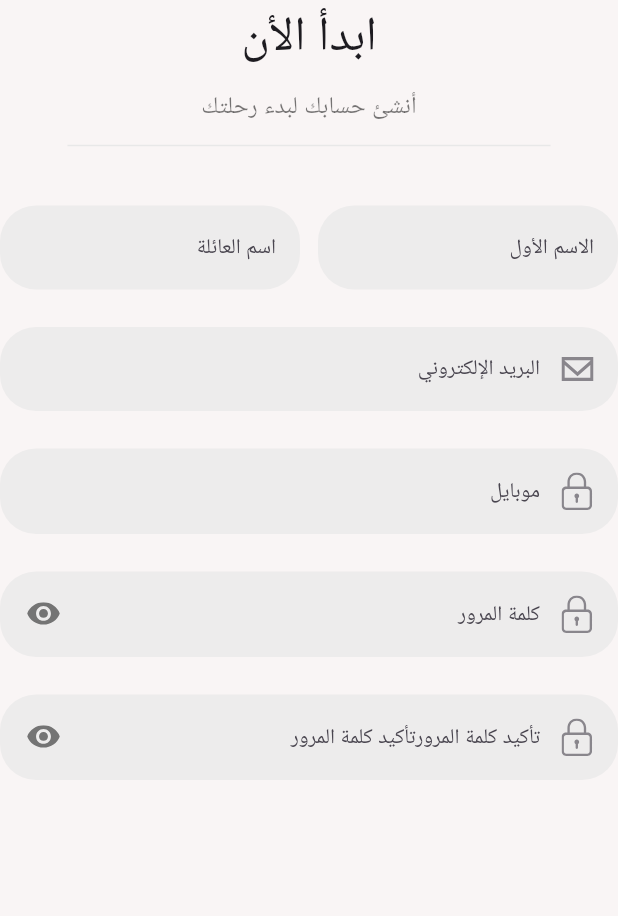
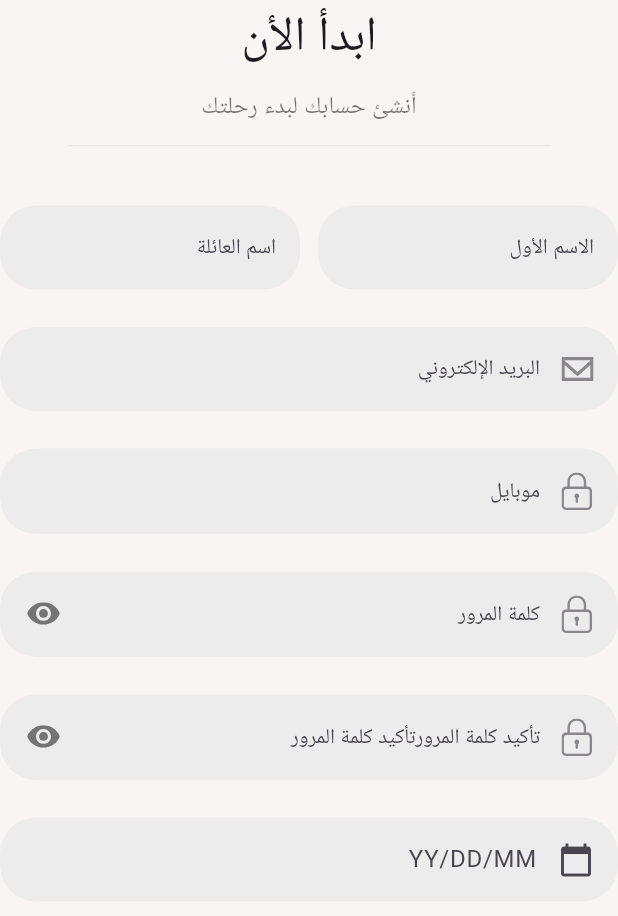
Before and after one commit to carnage67694325/Papyros, a Flutter app: the UserDataSection widget shown alone on an empty page, opened directly with empty values, on a phone screen of 412 x 824 dp. Shown: the top 916 px of the screen. Run offline on Flutter 3.47's test engine with Material 3 defaults, Android fonts, the phone set to English and light mode, and no system bars; our stand-ins replace bloc, connectivity_plus, dartz, dio, flutter_bloc, flutter_dotenv and 5 more; accounts and stored records are empty.

Commit message:
created date of birth text field

```diff
--- /dev/null
+++ b/lib/features/authentication/presentation/views/widgets/date_of_birth_textfield.dart
@@ -0,0 +1,57 @@
+import 'package:flutter/material.dart';
+import 'package:intl/intl.dart';
+import 'package:papyros/core/utils/app_colors.dart';
+import 'package:papyros/main.dart';
+
+class DateOfBirthTextFormField extends StatefulWidget {
+  final String hintText;
+
+  const DateOfBirthTextFormField({Key? key, required this.hintText})
+      : super(key: key);
+
+  @override
+  _DateOfBirthTextFormFieldState createState() =>
+      _DateOfBirthTextFormFieldState();
+}
+
+class _DateOfBirthTextFormFieldState extends State<DateOfBirthTextFormField> {
+  final TextEditingController _controller = TextEditingController();
+
+  @override
+  Widget build(BuildContext context) {
+    return TextFormField(
+      controller: _controller,
+      readOnly: true,
+      decoration: InputDecoration(
+        filled: true,
+        fillColor: AppColors.textFieldFillColor.withOpacity(0.7),
+        border: const OutlineInputBorder(
+          borderSide: BorderSide.none,
+          borderRadius: BorderRadius.all(Radius.circular(24)),
+        ),
+        hintText: widget.hintText,
+        prefixIcon: Padding(
+          padding: isArabic()
+              ? const EdgeInsets.only(right: 16, left: 10, top: 16, bottom: 16)
+              : const EdgeInsets.only(left: 16, right: 10, top: 16, bottom: 16),
+          child: const Icon(Icons.calendar_today),
+        ),
+      ),
+      onTap: () async {
+        // Show the date picker
+        DateTime? pickedDate = await showDatePicker(
+          context: context,
+          initialDate: DateTime.now(),
+          firstDate: DateTime(1900),
+          lastDate: DateTime.now(),
+        );
+
+        // If a date is picked, format it and set it to the TextFormField
+        if (pickedDate != null) {
+          String formattedDate = DateFormat('yy-MM-dd').format(pickedDate);
+          _controller.text = formattedDate;
+        }
+      },
+    );
+  }
+}
--- a/lib/features/authentication/presentation/views/widgets/sign_in_body.dart
+++ b/lib/features/authentication/presentation/views/widgets/sign_in_body.dart
@@ -1,12 +1,10 @@
 import 'dart:developer';
-
 import 'package:flutter/material.dart';
 import 'package:go_router/go_router.dart';
 import 'package:papyros/core/utils/app_router.dart';
 import 'package:papyros/core/utils/app_styles.dart';
 import 'package:papyros/features/authentication/presentation/views/widgets/custom_elevated_button.dart';
 import 'package:papyros/features/authentication/presentation/views/widgets/custom_text_button.dart';
-import 'package:papyros/features/authentication/presentation/views/widgets/email_password_section.dart';
 import 'package:papyros/features/authentication/presentation/views/widgets/header_section.dart';
 import 'package:papyros/features/authentication/presentation/views/widgets/remember_me_section.dart';
 import 'package:papyros/generated/l10n.dart';
--- a/lib/features/authentication/presentation/views/widgets/sign_up_body.dart
+++ b/lib/features/authentication/presentation/views/widgets/sign_up_body.dart
@@ -1,5 +1,4 @@
 import 'dart:developer';
-
 import 'package:flutter/material.dart';
 import 'package:flutter_bloc/flutter_bloc.dart';
 import 'package:go_router/go_router.dart';
@@ -9,7 +8,6 @@ import 'package:papyros/features/authentication/presentation/views/widgets/custo
 import 'package:papyros/features/authentication/presentation/views/widgets/custom_elevated_button.dart';
 import 'package:papyros/features/authentication/presentation/views/widgets/custom_text_button.dart';
 import 'package:papyros/features/authentication/presentation/views/widgets/user_data_section.dart';
-import 'package:papyros/features/authentication/sign%20up/data/models/Signup%20Response/user_model.dart';
 import 'package:papyros/features/authentication/sign%20up/domain/entities/Sigup%20entity/sign_up_data_entity.dart';
 import 'package:papyros/features/authentication/sign%20up/presentation/manager/sign_up_cubit.dart';
 import 'package:papyros/generated/l10n.dart';
--- a/lib/features/authentication/presentation/views/widgets/user_data_section.dart
+++ b/lib/features/authentication/presentation/views/widgets/user_data_section.dart
@@ -3,9 +3,9 @@ import 'package:flutter_svg/svg.dart';
 import 'package:papyros/core/utils/app_icons.dart';
 import 'package:papyros/core/utils/app_styles.dart';
 import 'package:papyros/features/authentication/presentation/views/widgets/custom_text_form_field.dart';
+import 'package:papyros/features/authentication/presentation/views/widgets/date_of_birth_textfield.dart';
 import 'package:papyros/features/authentication/presentation/views/widgets/email_password_section.dart';
 import 'package:papyros/features/authentication/presentation/views/widgets/header_section.dart';
-import 'package:papyros/features/authentication/sign%20up/data/models/Signup%20Response/user_model.dart';
 import 'package:papyros/features/authentication/sign%20up/domain/entities/Sigup%20entity/sign_up_data_entity.dart';
 import 'package:papyros/generated/l10n.dart';
 import 'package:papyros/main.dart';
@@ -81,6 +81,8 @@ class UserDataSection extends StatelessWidget {
             ),
           ),
         ),
+        const SizedBox(height: 25),
+        const DateOfBirthTextFormField(hintText: "YY/DD/MM"),
       ],
     );
   }
--- a/lib/features/authentication/sign up/data/data_sources/SignuoDaoimp/signup_api_Imp.dart
+++ b/lib/features/authentication/sign up/data/data_sources/SignuoDaoimp/signup_api_Imp.dart
@@ -2,10 +2,10 @@ import 'package:dartz/dartz.dart';
 import 'package:dio/dio.dart';
 // import 'package:injectable/injectable.dart';
 import 'package:papyros/core/utils/api_service.dart';
-import 'package:papyros/features/sign%20up/data/data_sources/Signupdao.dart';
-import 'package:papyros/features/sign%20up/data/models/Signup%20Response/signup_response.dart';
+import 'package:papyros/features/authentication/sign%20up/data/data_sources/Signupdao.dart';
+import 'package:papyros/features/authentication/sign%20up/data/models/Signup%20Response/signup_response.dart';
 
-import '../../../../../core/endpoints/endpiont.dart';
+import '../../../../../../core/endpoints/endpiont.dart';
 
 // @Injectable(as: SignupDao)
 class SignupApiImp extends SignupDao {
--- a/lib/features/authentication/sign up/data/data_sources/Signupdao.dart
+++ b/lib/features/authentication/sign up/data/data_sources/Signupdao.dart
@@ -1,5 +1,5 @@
 import 'package:dartz/dartz.dart';
-import 'package:papyros/features/sign%20up/data/models/Signup%20Response/signup_response.dart';
+import 'package:papyros/features/authentication/sign%20up/data/models/Signup%20Response/signup_response.dart';
 
 abstract class SignupDao {
   Future<Either<SignupResponse, String>> signup(
--- a/lib/features/authentication/sign up/data/models/Signup Response/signup_response.dart
+++ b/lib/features/authentication/sign up/data/models/Signup Response/signup_response.dart
@@ -1,4 +1,4 @@
-import 'package:papyros/features/sign%20up/domain/entities/Sigup%20entity/signup_entity.dart';
+import 'package:papyros/features/authentication/sign%20up/domain/entities/Sigup%20entity/signup_entity.dart';
 
 import 'user_model.dart';
 
--- a/lib/features/authentication/sign up/data/models/Signup Response/user_model.dart
+++ b/lib/features/authentication/sign up/data/models/Signup Response/user_model.dart
@@ -1,4 +1,4 @@
-import 'package:papyros/features/authentication/sign%20up/domain/entities/Sigup%20entity/data_entity.dart';
+import 'package:papyros/features/authentication/sign%20up/domain/entities/Sigup%20entity/sign_up_data_entity.dart';
 
 /// userName : "test test2"
 /// firstName : "test"
--- a/lib/features/authentication/sign up/domain/entities/Sigup entity/signup_entity.dart
+++ b/lib/features/authentication/sign up/domain/entities/Sigup entity/signup_entity.dart
@@ -1,4 +1,4 @@
-import 'data_entity.dart';
+import 'sign_up_data_entity.dart';
 
 /// message : "sucess"
 /// error : "error"
```
Also changed, not shown: lib/core/utils/app_router.dart (+4 -4 lines).
